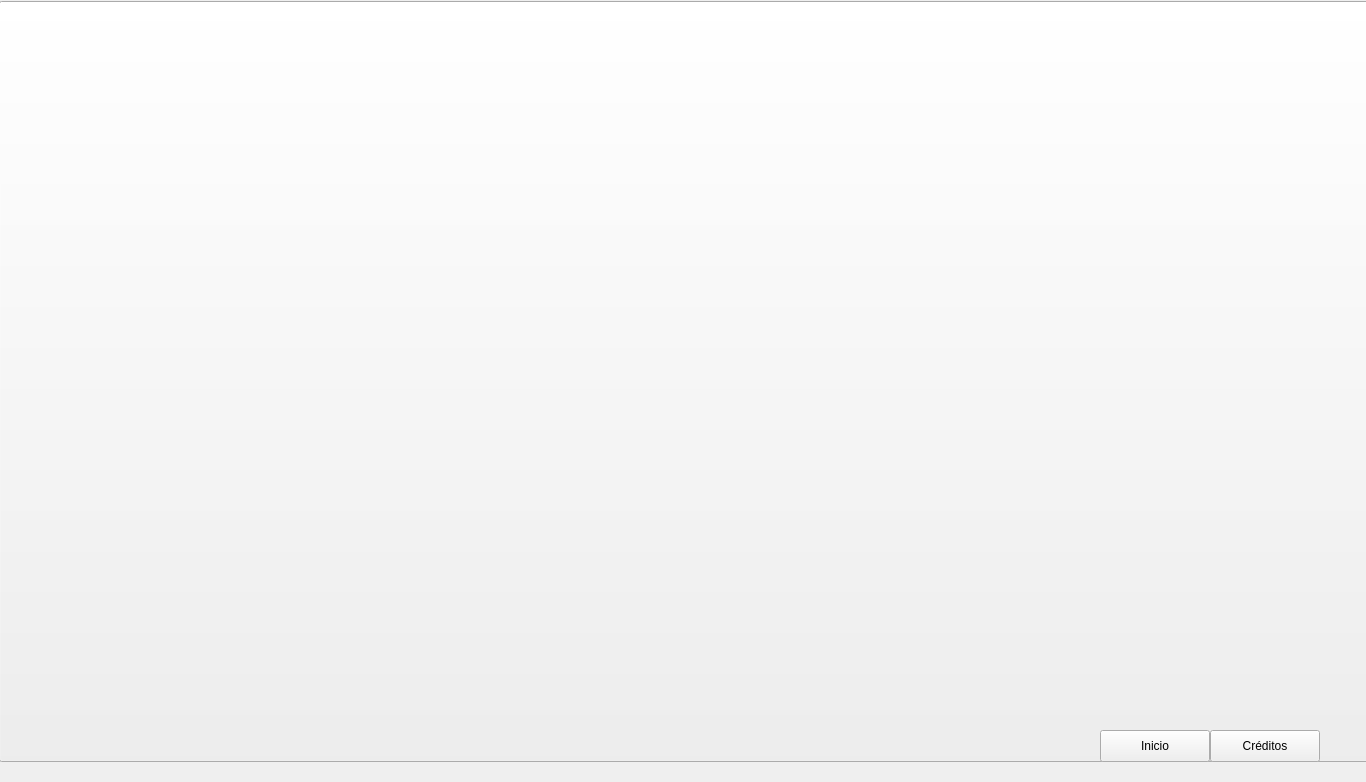
The window that gui2.ui (serranoycandela/correlacion_sostenibilidad) describes before a commit, drawn with Qt 5.
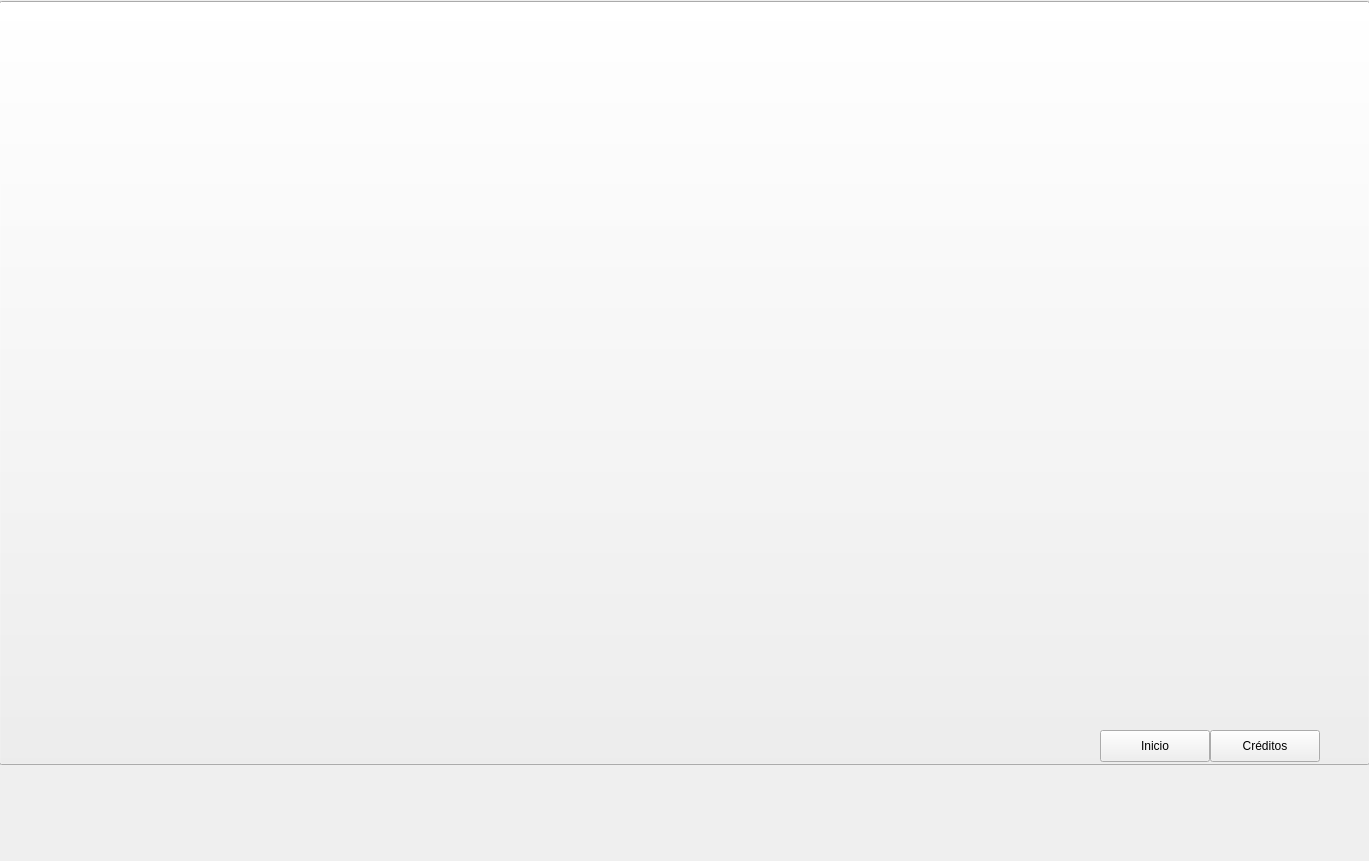
The same window after the commit.

```diff
--- a/gui2.ui
+++ b/gui2.ui
@@ -6,8 +6,8 @@
    <rect>
     <x>0</x>
     <y>0</y>
-    <width>1366</width>
-    <height>782</height>
+    <width>1369</width>
+    <height>861</height>
    </rect>
   </property>
   <property name="windowTitle">
@@ -55,62 +55,62 @@
    <widget class="QLabel" name="gober">
     <property name="geometry">
      <rect>
-      <x>10</x>
-      <y>580</y>
-      <width>81</width>
+      <x>4</x>
+      <y>597</y>
+      <width>30</width>
       <height>151</height>
      </rect>
     </property>
     <property name="text">
-     <string>Gobernanza</string>
+     <string/>
     </property>
    </widget>
    <widget class="QLabel" name="social">
     <property name="geometry">
      <rect>
-      <x>10</x>
-      <y>460</y>
-      <width>91</width>
-      <height>101</height>
+      <x>4</x>
+      <y>455</y>
+      <width>30</width>
+      <height>150</height>
      </rect>
     </property>
     <property name="text">
-     <string>Socio-cultural</string>
+     <string/>
     </property>
    </widget>
    <widget class="QLabel" name="econo">
     <property name="geometry">
      <rect>
-      <x>20</x>
-      <y>340</y>
-      <width>71</width>
+      <x>4</x>
+      <y>349</y>
+      <width>30</width>
       <height>111</height>
      </rect>
     </property>
     <property name="text">
-     <string>Económica</string>
+     <string/>
     </property>
    </widget>
    <widget class="QLabel" name="ecolo">
     <property name="geometry">
      <rect>
-      <x>20</x>
+      <x>4</x>
       <y>100</y>
-      <width>61</width>
+      <width>30</width>
       <height>141</height>
      </rect>
     </property>
     <property name="text">
-     <string>Ecológica</string>
+     <string/>
     </property>
    </widget>
    <widget class="QWidget" name="layoutWidget">
     <property name="geometry">
      <rect>
-      <x>100</x>
+      <x>50</x>
       <y>12</y>
-      <width>711</width>
-      <height>711</height>
+      <width>761</width>
+      <height>741</height>
      </rect>
     </property>
     <layout class="QVBoxLayout" name="verticalLayout">
@@ -120,10 +120,16 @@
         <widget class="QLabel" name="label_0">
          <property name="minimumSize">
           <size>
-           <width>449</width>
+           <width>540</width>
            <height>0</height>
           </size>
          </property>
+         <property name="maximumSize">
+          <size>
+           <width>540</width>
+           <height>16777215</height>
+          </size>
+         </property>
          <property name="text">
           <string>TextLabel</string>
          </property>
@@ -161,10 +167,16 @@
         <widget class="QSlider" name="slider_0">
          <property name="minimumSize">
           <size>
-           <width>201</width>
+           <width>140</width>
            <height>0</height>
           </size>
          </property>
+         <property name="maximumSize">
+          <size>
+           <width>140</width>
+           <height>16777215</height>
+          </size>
+         </property>
          <property name="orientation">
           <enum>Qt::Horizontal</enum>
          </property>
@@ -178,10 +190,16 @@
         <widget class="QLabel" name="label_1">
          <property name="minimumSize">
           <size>
-           <width>449</width>
+           <width>540</width>
            <height>0</height>
           </size>
          </property>
+         <property name="maximumSize">
+          <size>
+           <width>540</width>
+           <height>16777215</height>
+          </size>
+         </property>
          <property name="text">
           <string>TextLabel</string>
          </property>
@@ -207,10 +225,16 @@
         <widget class="QSlider" name="slider_1">
          <property name="minimumSize">
           <size>
-           <width>201</width>
+           <width>140</width>
            <height>0</height>
           </size>
          </property>
+         <property name="maximumSize">
+          <size>
+           <width>140</width>
+           <height>16777215</height>
+          </size>
+         </property>
          <property name="orientation">
           <enum>Qt::Horizontal</enum>
          </property>
@@ -224,10 +248,16 @@
         <widget class="QLabel" name="label_2">
          <property name="minimumSize">
           <size>
-           <width>449</width>
+           <width>540</width>
            <height>0</height>
           </size>
          </property>
+         <property name="maximumSize">
+          <size>
+           <width>540</width>
+           <height>16777215</height>
+          </size>
+         </property>
          <property name="text">
           <string>TextLabel</string>
          </property>
@@ -253,10 +283,16 @@
         <widget class="QSlider" name="slider_2">
          <property name="minimumSize">
           <size>
-           <width>201</width>
+           <width>140</width>
            <height>0</height>
           </size>
          </property>
+         <property name="maximumSize">
+          <size>
+           <width>140</width>
+           <height>16777215</height>
+          </size>
+         </property>
          <property name="orientation">
           <enum>Qt::Horizontal</enum>
          </property>
@@ -270,10 +306,16 @@
         <widget class="QLabel" name="label_3">
          <property name="minimumSize">
           <size>
-           <width>449</width>
+           <width>540</width>
            <height>0</height>
           </size>
          </property>
+         <property name="maximumSize">
+          <size>
+           <width>540</width>
+           <height>16777215</height>
+          </size>
+         </property>
          <property name="text">
           <string>TextLabel</string>
          </property>
@@ -299,10 +341,16 @@
         <widget class="QSlider" name="slider_3">
          <property name="minimumSize">
           <size>
-           <width>201</width>
+           <width>140</width>
            <height>0</height>
           </size>
          </property>
+         <property name="maximumSize">
+          <size>
+           <width>140</width>
+           <height>16777215</height>
+          </size>
+         </property>
          <property name="orientation">
           <enum>Qt::Horizontal</enum>
          </property>
@@ -316,10 +364,16 @@
         <widget class="QLabel" name="label_4">
          <property name="minimumSize">
           <size>
-           <width>449</width>
+           <width>540</width>
            <height>0</height>
           </size>
          </property>
+         <property name="maximumSize">
+          <size>
+           <width>540</width>
+           <height>16777215</height>
+          </size>
+         </property>
          <property name="text">
           <string>TextLabel</string>
          </property>
@@ -345,10 +399,16 @@
         <widget class="QSlider" name="slider_4">
          <property name="minimumSize">
           <size>
-           <width>201</width>
+           <width>140</width>
            <height>0</height>
           </size>
          </property>
+         <property name="maximumSize">
+          <size>
+           <width>140</width>
+           <height>16777215</height>
+          </size>
+         </property>
          <property name="orientation">
           <enum>Qt::Horizontal</enum>
          </property>
@@ -362,10 +422,16 @@
         <widget class="QLabel" name="label_5">
          <property name="minimumSize">
           <size>
-           <width>449</width>
+           <width>540</width>
            <height>0</height>
           </size>
          </property>
+         <property name="maximumSize">
+          <size>
+           <width>540</width>
+           <height>16777215</height>
+          </size>
+         </property>
          <property name="text">
           <string>TextLabel</string>
          </property>
@@ -391,10 +457,16 @@
         <widget class="QSlider" name="slider_5">
          <property name="minimumSize">
           <size>
-           <width>201</width>
+           <width>140</width>
            <height>0</height>
           </size>
          </property>
+         <property name="maximumSize">
+          <size>
+           <width>140</width>
+           <height>16777215</height>
+          </size>
+         </property>
          <property name="orientation">
           <enum>Qt::Horizontal</enum>
          </property>
@@ -408,10 +480,16 @@
         <widget class="QLabel" name="label_6">
          <property name="minimumSize">
           <size>
-           <width>449</width>
+           <width>540</width>
            <height>0</height>
           </size>
          </property>
+         <property name="maximumSize">
+          <size>
+           <width>540</width>
+           <height>16777215</height>
+          </size>
+         </property>
          <property name="text">
           <string>TextLabel</string>
          </property>
@@ -437,10 +515,16 @@
         <widget class="QSlider" name="slider_6">
          <property name="minimumSize">
           <size>
-           <width>201</width>
+           <width>140</width>
            <height>0</height>
           </size>
          </property>
+         <property name="maximumSize">
+          <size>
+           <width>140</width>
+           <height>16777215</height>
+          </size>
+         </property>
          <property name="orientation">
           <enum>Qt::Horizontal</enum>
          </property>
@@ -454,10 +538,16 @@
         <widget class="QLabel" name="label_7">
          <property name="minimumSize">
           <size>
-           <width>449</width>
+           <width>540</width>
            <height>0</height>
           </size>
          </property>
+         <property name="maximumSize">
+          <size>
+           <width>540</width>
+           <height>16777215</height>
+          </size>
+         </property>
          <property name="text">
           <string>TextLabel</string>
          </property>
@@ -483,10 +573,16 @@
         <widget class="QSlider" name="slider_7">
          <property name="minimumSize">
           <size>
-           <width>201</width>
+           <width>140</width>
            <height>0</height>
           </size>
          </property>
+         <property name="maximumSize">
+          <size>
+           <width>140</width>
+           <height>16777215</height>
+          </size>
+         </property>
          <property name="orientation">
           <enum>Qt::Horizontal</enum>
          </property>
@@ -500,10 +596,16 @@
         <widget class="QLabel" name="label_8">
          <property name="minimumSize">
           <size>
-           <width>449</width>
+           <width>540</width>
            <height>0</height>
           </size>
          </property>
+         <property name="maximumSize">
+          <size>
+           <width>540</width>
+           <height>16777215</height>
+          </size>
+         </property>
          <property name="text">
           <string>TextLabel</string>
          </property>
@@ -529,10 +631,16 @@
         <widget class="QSlider" name="slider_8">
          <property name="minimumSize">
           <size>
-           <width>201</width>
+           <width>140</width>
            <height>0</height>
           </size>
          </property>
+         <property name="maximumSize">
+          <size>
+           <width>140</width>
+           <height>16777215</height>
+          </size>
+         </property>
          <property name="orientation">
           <enum>Qt::Horizontal</enum>
          </property>
@@ -546,10 +654,16 @@
         <widget class="QLabel" name="label_9">
          <property name="minimumSize">
           <size>
-           <width>449</width>
+           <width>540</width>
            <height>0</height>
           </size>
          </property>
+         <property name="maximumSize">
+          <size>
+           <width>540</width>
+           <height>16777215</height>
+          </size>
+         </property>
          <property name="text">
           <string>TextLabel</string>
          </property>
@@ -575,10 +689,16 @@
         <widget class="QSlider" name="slider_9">
          <property name="minimumSize">
           <size>
-           <width>201</width>
+           <width>140</width>
            <height>0</height>
           </size>
          </property>
+         <property name="maximumSize">
+          <size>
+           <width>140</width>
+           <height>16777215</height>
+          </size>
+         </property>
          <property name="orientation">
           <enum>Qt::Horizontal</enum>
          </property>
@@ -599,10 +719,16 @@
         <widget class="QLabel" name="label_10">
          <property name="minimumSize">
           <size>
-           <width>449</width>
+           <width>540</width>
            <height>0</height>
           </size>
          </property>
+         <property name="maximumSize">
+          <size>
+           <width>540</width>
+           <height>16777215</height>
+          </size>
+         </property>
          <property name="text">
           <string>TextLabel</string>
          </property>
@@ -628,10 +754,16 @@
         <widget class="QSlider" name="slider_10">
          <property name="minimumSize">
           <size>
-           <width>201</width>
+           <width>140</width>
            <height>0</height>
           </size>
          </property>
+         <property name="maximumSize">
+          <size>
+           <width>140</width>
+           <height>16777215</height>
+          </size>
+         </property>
          <property name="orientation">
           <enum>Qt::Horizontal</enum>
          </property>
@@ -645,10 +777,16 @@
         <widget class="QLabel" name="label_11">
          <property name="minimumSize">
           <size>
-           <width>449</width>
+           <width>540</width>
            <height>0</height>
           </size>
          </property>
+         <property name="maximumSize">
+          <size>
+           <width>540</width>
+           <height>16777215</height>
+          </size>
+         </property>
          <property name="text">
           <string>TextLabel</string>
          </property>
@@ -674,10 +812,16 @@
         <widget class="QSlider" name="slider_11">
          <property name="minimumSize">
           <size>
-           <width>201</width>
+           <width>140</width>
            <height>0</height>
           </size>
          </property>
+         <property name="maximumSize">
+          <size>
+           <width>140</width>
+           <height>16777215</height>
+          </size>
+         </property>
          <property name="orientation">
           <enum>Qt::Horizontal</enum>
          </property>
@@ -691,10 +835,16 @@
         <widget class="QLabel" name="label_12">
          <property name="minimumSize">
           <size>
-           <width>449</width>
+           <width>540</width>
            <height>0</height>
           </size>
          </property>
+         <property name="maximumSize">
+          <size>
+           <width>540</width>
+           <height>16777215</height>
+          </size>
+         </property>
          <property name="text">
           <string>TextLabel</string>
          </property>
@@ -720,10 +870,16 @@
         <widget class="QSlider" name="slider_12">
          <property name="minimumSize">
           <size>
-           <width>201</width>
+           <width>140</width>
            <height>0</height>
           </size>
          </property>
+         <property name="maximumSize">
+          <size>
+           <width>140</width>
+           <height>16777215</height>
+          </size>
+         </property>
          <property name="orientation">
           <enum>Qt::Horizontal</enum>
          </property>
@@ -744,10 +900,16 @@
         <widget class="QLabel" name="label_13">
          <property name="minimumSize">
           <size>
-           <width>449</width>
+           <width>540</width>
            <height>0</height>
           </size>
          </property>
+         <property name="maximumSize">
+          <size>
+           <width>540</width>
+           <height>16777215</height>
+          </size>
+         </property>
          <property name="text">
           <string>TextLabel</string>
          </property>
@@ -773,10 +935,16 @@
         <widget class="QSlider" name="slider_13">
          <property name="minimumSize">
           <size>
-           <width>201</width>
+           <width>140</width>
            <height>0</height>
           </size>
          </property>
+         <property name="maximumSize">
+          <size>
+           <width>140</width>
+           <height>16777215</height>
+          </size>
+         </property>
          <property name="orientation">
           <enum>Qt::Horizontal</enum>
          </property>
@@ -790,10 +958,16 @@
         <widget class="QLabel" name="label_14">
          <property name="minimumSize">
           <size>
-           <width>449</width>
+           <width>540</width>
            <height>0</height>
           </size>
          </property>
+         <property name="maximumSize">
+          <size>
+           <width>540</width>
+           <height>16777215</height>
+          </size>
+         </property>
          <property name="text">
           <string>TextLabel</string>
          </property>
@@ -819,10 +993,16 @@
         <widget class="QSlider" name="slider_14">
          <property name="minimumSize">
           <size>
-           <width>201</width>
+           <width>140</width>
            <height>0</height>
           </size>
          </property>
+         <property name="maximumSize">
+          <size>
+           <width>140</width>
+           <height>16777215</height>
+          </size>
+         </property>
          <property name="orientation">
           <enum>Qt::Horizontal</enum>
          </property>
@@ -836,10 +1016,16 @@
         <widget class="QLabel" name="label_15">
          <property name="minimumSize">
           <size>
-           <width>449</width>
+           <width>540</width>
            <height>0</height>
           </size>
          </property>
+         <property name="maximumSize">
+          <size>
+           <width>540</width>
+           <height>16777215</height>
+          </size>
+         </property>
          <property name="text">
           <string>TextLabel</string>
          </property>
@@ -865,10 +1051,16 @@
         <widget class="QSlider" name="slider_15">
          <property name="minimumSize">
           <size>
-           <width>201</width>
+           <width>140</width>
            <height>0</height>
           </size>
          </property>
+         <property name="maximumSize">
+          <size>
+           <width>140</width>
+           <height>16777215</height>
+          </size>
+         </property>
          <property name="orientation">
           <enum>Qt::Horizontal</enum>
          </property>
@@ -889,10 +1081,16 @@
         <widget class="QLabel" name="label_16">
          <property name="minimumSize">
           <size>
-           <width>449</width>
+           <width>540</width>
            <height>0</height>
           </size>
          </property>
+         <property name="maximumSize">
+          <size>
+           <width>540</width>
+           <height>16777215</height>
+          </size>
+         </property>
          <property name="text">
           <string>TextLabel</string>
          </property>
@@ -918,10 +1116,16 @@
         <widget class="QSlider" name="slider_16">
          <property name="minimumSize">
           <size>
-           <width>201</width>
+           <width>140</width>
            <height>0</height>
           </size>
          </property>
+         <property name="maximumSize">
+          <size>
+           <width>140</width>
+           <height>16777215</height>
+          </size>
+         </property>
          <property name="orientation">
           <enum>Qt::Horizontal</enum>
          </property>
@@ -935,10 +1139,16 @@
         <widget class="QLabel" name="label_17">
          <property name="minimumSize">
           <size>
-           <width>449</width>
+           <width>540</width>
            <height>0</height>
           </size>
          </property>
+         <property name="maximumSize">
+          <size>
+           <width>540</width>
+           <height>16777215</height>
+          </size>
+         </property>
          <property name="text">
           <string>TextLabel</string>
          </property>
@@ -964,10 +1174,16 @@
         <widget class="QSlider" name="slider_17">
          <property name="minimumSize">
           <size>
-           <width>201</width>
+           <width>140</width>
            <height>0</height>
           </size>
          </property>
+         <property name="maximumSize">
+          <size>
+           <width>140</width>
+           <height>16777215</height>
+          </size>
+         </property>
          <property name="orientation">
           <enum>Qt::Horizontal</enum>
          </property>
@@ -981,10 +1197,16 @@
         <widget class="QLabel" name="label_18">
          <property name="minimumSize">
           <size>
-           <width>449</width>
+           <width>540</width>
            <height>0</height>
           </size>
          </property>
+         <property name="maximumSize">
+          <size>
+           <width>540</width>
+           <height>16777215</height>
+          </size>
+         </property>
          <property name="text">
           <string>TextLabel</string>
          </property>
@@ -1010,10 +1232,16 @@
         <widget class="QSlider" name="slider_18">
          <property name="minimumSize">
           <size>
-           <width>201</width>
+           <width>140</width>
            <height>0</height>
           </size>
          </property>
+         <property name="maximumSize">
+          <size>
+           <width>140</width>
+           <height>16777215</height>
+          </size>
+         </property>
          <property name="orientation">
           <enum>Qt::Horizontal</enum>
          </property>
@@ -1027,10 +1255,16 @@
         <widget class="QLabel" name="label_19">
          <property name="minimumSize">
           <size>
-           <width>449</width>
+           <width>540</width>
            <height>0</height>
           </size>
          </property>
+         <property name="maximumSize">
+          <size>
+           <width>540</width>
+           <height>16777215</height>
+          </size>
+         </property>
          <property name="text">
           <string>TextLabel</string>
          </property>
@@ -1056,10 +1290,16 @@
         <widget class="QSlider" name="slider_19">
          <property name="minimumSize">
           <size>
-           <width>201</width>
+           <width>140</width>
            <height>0</height>
           </size>
          </property>
+         <property name="maximumSize">
+          <size>
+           <width>140</width>
+           <height>16777215</height>
+          </size>
+         </property>
          <property name="orientation">
           <enum>Qt::Horizontal</enum>
          </property>
@@ -1073,10 +1313,16 @@
         <widget class="QLabel" name="label_20">
          <property name="minimumSize">
           <size>
-           <width>449</width>
+           <width>540</width>
            <height>0</height>
           </size>
          </property>
+         <property name="maximumSize">
+          <size>
+           <width>540</width>
+           <height>16777215</height>
+          </size>
+         </property>
          <property name="text">
           <string>TextLabel</string>
          </property>
@@ -1102,10 +1348,16 @@
         <widget class="QSlider" name="slider_20">
          <property name="minimumSize">
           <size>
-           <width>201</width>
+           <width>140</width>
            <height>0</height>
           </size>
          </property>
+         <property name="maximumSize">
+          <size>
+           <width>140</width>
+           <height>16777215</height>
+          </size>
+         </property>
          <property name="orientation">
           <enum>Qt::Horizontal</enum>
          </property>
@@ -1121,7 +1373,7 @@
       <x>-1</x>
       <y>1</y>
       <width>1371</width>
-      <height>761</height>
+      <height>764</height>
      </rect>
     </property>
     <property name="text">
```
Left out of the diff: 14 changed lines with no effect on the pictures.
